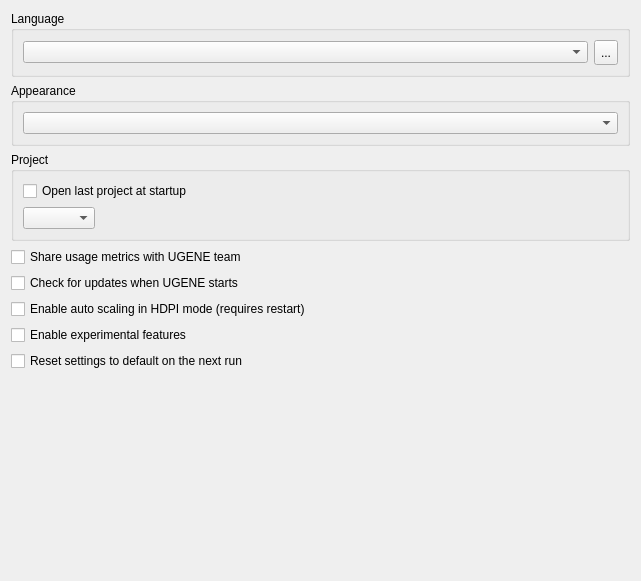
Above: src/ugeneui/src/app_settings/user_apps_settings/UserApplicationsSettingsWidget.ui from ugeneunipro/ugene before the change. Below: the same form after it.
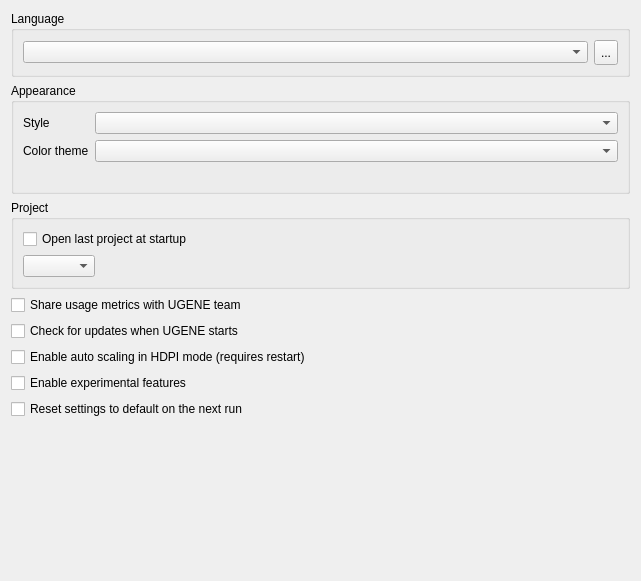
That is the form after the change.

Commit message: UGENE-7610 Support of dark theme in UGENE (#1652)

Diff of the .ui file:
```diff
--- a/src/ugeneui/src/app_settings/user_apps_settings/UserApplicationsSettingsWidget.ui
+++ b/src/ugeneui/src/app_settings/user_apps_settings/UserApplicationsSettingsWidget.ui
@@ -46,13 +46,75 @@
     </widget>
    </item>
    <item>
-    <widget class="QGroupBox" name="groupBox_2">
+    <widget class="QGroupBox" name="groupBox_3">
+     <property name="sizePolicy">
+      <sizepolicy hsizetype="Preferred" vsizetype="Preferred">
+       <horstretch>0</horstretch>
+       <verstretch>0</verstretch>
+      </sizepolicy>
+     </property>
      <property name="title">
       <string>Appearance</string>
      </property>
-     <layout class="QHBoxLayout" name="horizontalLayout_2">
+     <layout class="QVBoxLayout" name="verticalLayout_4">
       <item>
-       <widget class="QComboBox" name="styleCombo"/>
+       <layout class="QHBoxLayout" name="horizontalLayout_3">
+        <item>
+         <layout class="QVBoxLayout" name="verticalLayout_6">
+          <item>
+           <widget class="QLabel" name="label">
+            <property name="sizePolicy">
+             <sizepolicy hsizetype="Preferred" vsizetype="Preferred">
+              <horstretch>0</horstretch>
+              <verstretch>0</verstretch>
+             </sizepolicy>
+            </property>
+            <property name="text">
+             <string>Style</string>
+            </property>
+           </widget>
+          </item>
+          <item>
+           <widget class="QLabel" name="label_2">
+            <property name="text">
+             <string>Color theme</string>
+            </property>
+           </widget>
+          </item>
+         </layout>
+        </item>
+        <item>
+         <layout class="QVBoxLayout" name="verticalLayout_7">
+          <item>
+           <widget class="QComboBox" name="styleCombo">
+            <property name="sizePolicy">
+             <sizepolicy hsizetype="MinimumExpanding" vsizetype="Fixed">
+              <horstretch>0</horstretch>
+              <verstretch>0</verstretch>
+             </sizepolicy>
+            </property>
+           </widget>
+          </item>
+          <item>
+           <widget class="QComboBox" name="colorThemeCombo">
+            <property name="sizePolicy">
+             <sizepolicy hsizetype="MinimumExpanding" vsizetype="Fixed">
+              <horstretch>0</horstretch>
+              <verstretch>0</verstretch>
+             </sizepolicy>
+            </property>
+           </widget>
+          </item>
+         </layout>
+        </item>
+       </layout>
+      </item>
+      <item>
+       <widget class="QLabel" name="errorLabel">
+        <property name="text">
+         <string/>
+        </property>
+       </widget>
       </item>
      </layout>
     </widget>
```
Left out of the diff: 4 changed lines with no effect on the pictures. The commit also changes 915 other files.
